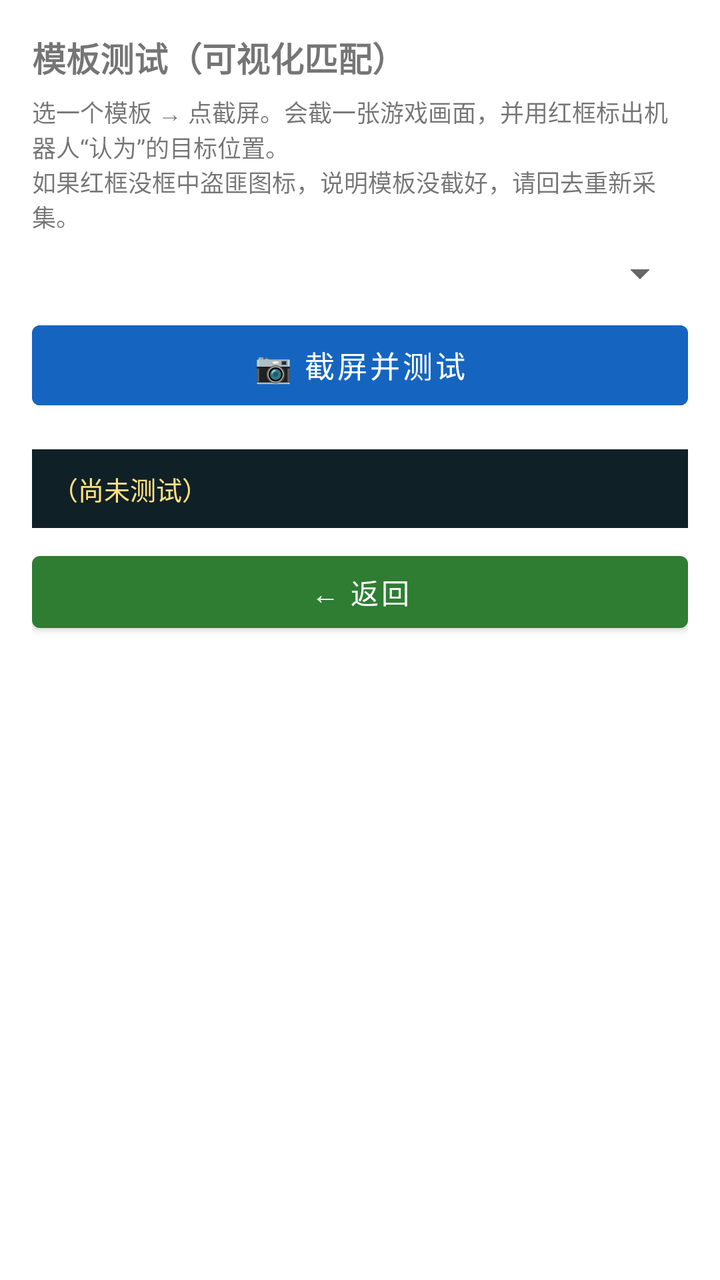
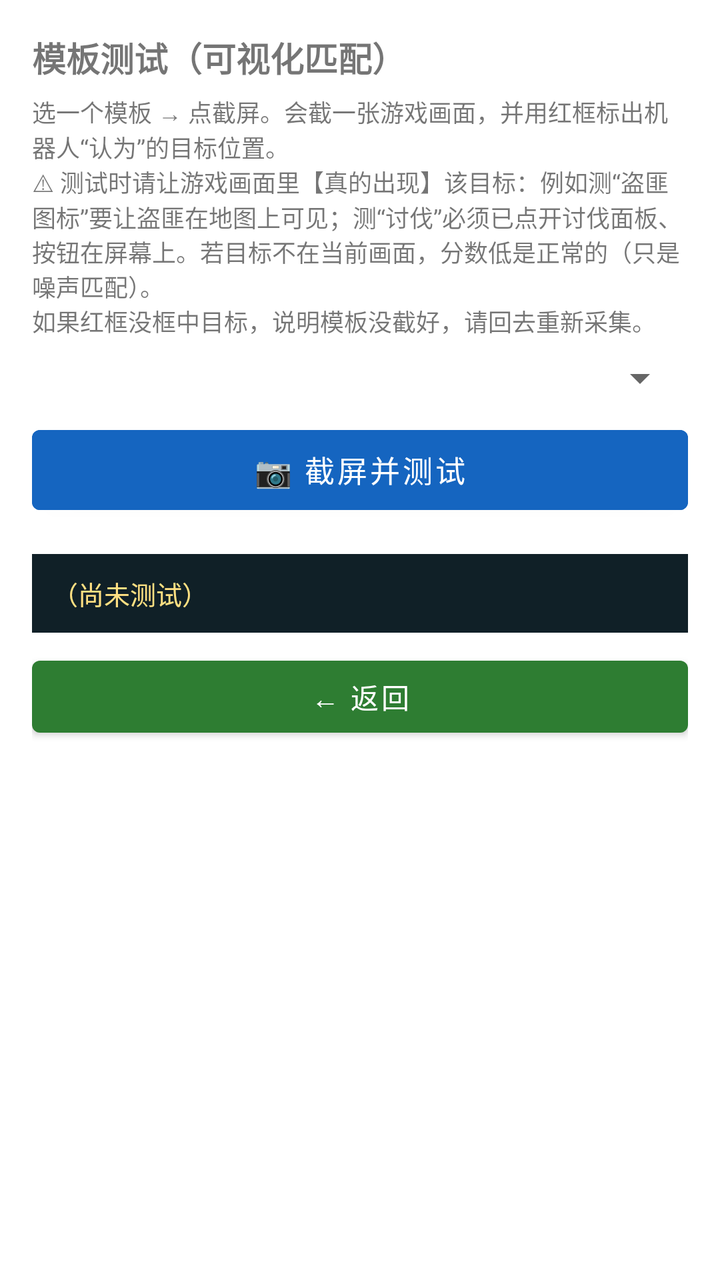

The first picture is an Android layout as it rendered before a commit; the second is the same layout after the commit. The layout source and the unified diff follow.
<!-- AndroidManifest.xml: application theme Theme.DaQinHelper -->
<!-- res/layout/template_test.xml -->
<?xml version="1.0" encoding="utf-8"?>
<ScrollView xmlns:android="http://schemas.android.com/apk/res/android"
    android:layout_width="match_parent"
    android:layout_height="match_parent">

    <LinearLayout
        android:orientation="vertical"
        android:padding="16dp"
        android:layout_width="match_parent"
        android:layout_height="wrap_content">

        <TextView
            android:layout_width="match_parent"
            android:layout_height="wrap_content"
            android:text="模板测试（可视化匹配）"
            android:textStyle="bold"
            android:textSize="17sp"
            android:layout_marginBottom="6dp" />

        <TextView
            android:layout_width="match_parent"
            android:layout_height="wrap_content"
            android:text="选一个模板 → 点截屏。会截一张游戏画面，并用红框标出机器人“认为”的目标位置。\n如果红框没框中盗匪图标，说明模板没截好，请回去重新采集。"
            android:textSize="12sp"
            android:layout_marginBottom="8dp" />

        <Spinner
            android:id="@+id/spinner_test_tpl"
            android:layout_width="match_parent"
            android:layout_height="wrap_content"
            android:layout_marginBottom="8dp" />

        <Button
            android:id="@+id/btn_test_shoot"
            android:layout_width="match_parent"
            android:layout_height="52dp"
            android:text="📷 截屏并测试"
            android:textSize="15sp"
            android:backgroundTint="#1565C0"
            android:layout_marginBottom="8dp" />

        <ImageView
            android:id="@+id/img_test"
            android:layout_width="match_parent"
            android:layout_height="0dp"
            android:layout_weight="1"
            android:adjustViewBounds="true"
            android:scaleType="fitCenter"
            android:background="#000000"
            android:layout_marginBottom="8dp" />

        <TextView
            android:id="@+id/text_test_result"
            android:layout_width="match_parent"
            android:layout_height="wrap_content"
            android:text="（尚未测试）"
            android:textSize="13sp"
            android:textColor="#FFE082"
            android:background="#102027"
            android:padding="10dp"
            android:layout_marginBottom="8dp" />

        <Button
            android:id="@+id/btn_test_back"
            android:layout_width="match_parent"
            android:layout_height="48dp"
            android:text="← 返回"
            android:layout_marginBottom="12dp" />

    </LinearLayout>
</ScrollView>
<!-- resources referenced by this layout -->
<resources>
  <style name="Theme.DaQinHelper" parent="Theme.MaterialComponents.DayNight.NoActionBar">
          <item name="colorPrimary">@color/primary</item>
          <item name="colorPrimaryDark">@color/primary_dark</item>
          <item name="android:statusBarColor">@color/primary_dark</item>
      </style>
  <color name="primary">#2E7D32</color>
  <color name="primary_dark">#1B5E20</color>
</resources>

<!-- the commit's change to res/layout/template_test.xml (unified diff, before → after) -->
@@ -20,7 +20,7 @@
         <TextView
             android:layout_width="match_parent"
             android:layout_height="wrap_content"
-            android:text="选一个模板 → 点截屏。会截一张游戏画面，并用红框标出机器人“认为”的目标位置。\n如果红框没框中盗匪图标，说明模板没截好，请回去重新采集。"
+            android:text="选一个模板 → 点截屏。会截一张游戏画面，并用红框标出机器人“认为”的目标位置。\n⚠ 测试时请让游戏画面里【真的出现】该目标：例如测“盗匪图标”要让盗匪在地图上可见；测“讨伐”必须已点开讨伐面板、按钮在屏幕上。若目标不在当前画面，分数低是正常的（只是噪声匹配）。\n如果红框没框中目标，说明模板没截好，请回去重新采集。"
             android:textSize="12sp"
             android:layout_marginBottom="8dp" />
 
